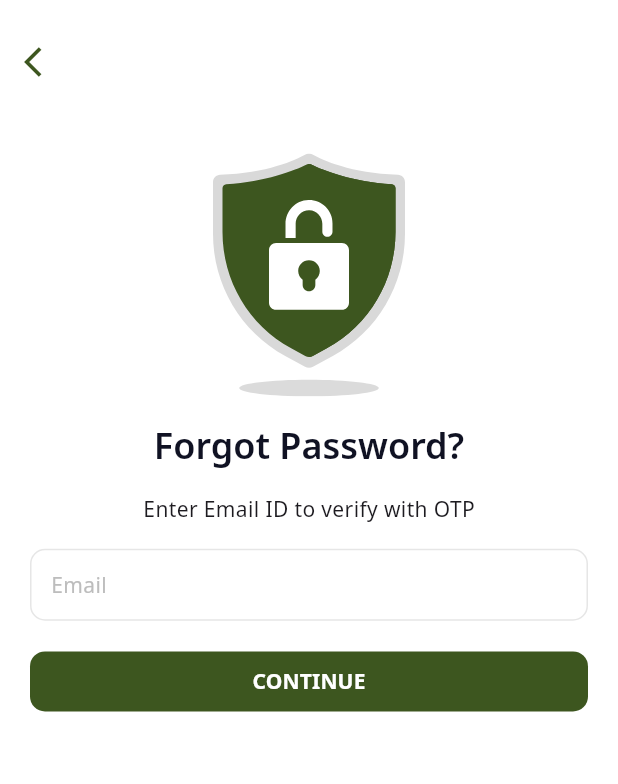
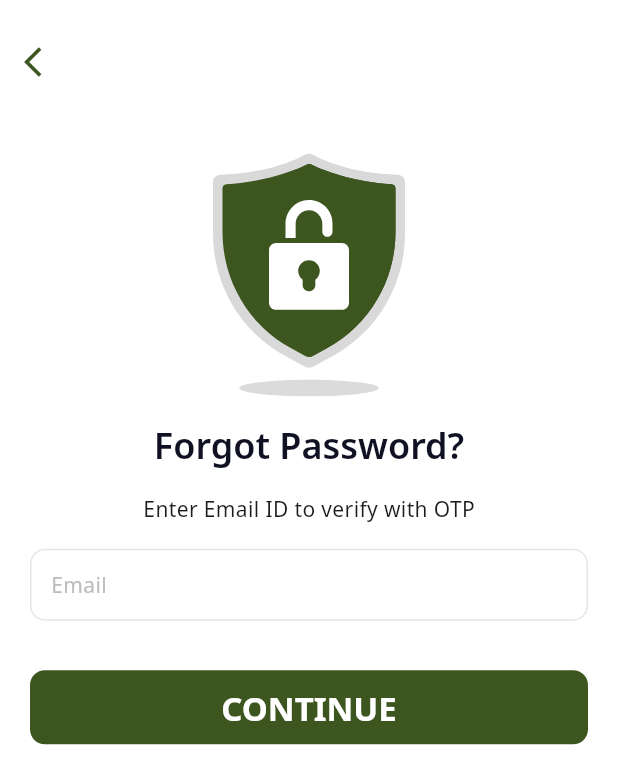
Before and after one commit to Maran8394/room_rental_flutter, a Flutter app: the screen it shows after launch, after a tap on "Forgot Password?", on a phone screen of 412 x 824 dp. Shown: the top 784 px of the screen. Run offline on Flutter 3.47's test engine with Material 3 defaults, Android fonts, the phone set to English and light mode, and no system bars; our stand-ins replace bloc, camera, dropdown_button2, file_picker, flutter_bloc, flutter_otp_text_field and 8 more; generated files the repository leaves out were written again; network calls fail; project files that could hold a hidden picture were left out.

Commit message:
height fixed

```diff
--- a/lib/screens/forgot_password.dart
+++ b/lib/screens/forgot_password.dart
@@ -110,9 +110,10 @@ class _ForgotPasswordState extends State<ForgotPassword> {
                     },
                   ),
                 ),
-                SizedBox(height: context.gapHeight),
+                SizedBox(height: context.gapHeight2),
                 SizedBox(
                   width: context.deviceWidth,
+                  height: context.buttonHeight,
                   child: CustomTextButton(
                     text: AppLocalizations.of(context)!
                         .forgotPasswordContinue
--- a/lib/screens/signin.dart
+++ b/lib/screens/signin.dart
@@ -53,6 +53,7 @@ class _SignInState extends State<SignIn> {
 
   @override
   Widget build(BuildContext context) {
+    Size size = MediaQuery.of(context).size;
     return Scaffold(
       backgroundColor: BrandingColors.backgroundColor,
       body: BlocConsumer<UserBloc, UserBlocState>(
@@ -141,7 +142,7 @@ class _SignInState extends State<SignIn> {
                         return null;
                       },
                     ),
-                    SizedBox(height: context.gapHeight),
+                    SizedBox(height: context.labelGap),
                     InputWidget(
                       maxLines: 1,
                       controller: _passwordController,
@@ -179,10 +180,11 @@ class _SignInState extends State<SignIn> {
                         return null;
                       },
                     ),
-                    SizedBox(height: context.gapHeight),
+                    SizedBox(height: context.gapHeight2),
                     Center(
                       child: SizedBox(
                         width: context.deviceWidth,
+                        height: context.buttonHeight,
                         child: CustomTextButton(
                           text: AppLocalizations.of(context)!.login,
                           onPressed: () {
@@ -205,10 +207,10 @@ class _SignInState extends State<SignIn> {
                       },
                       child: Text(
                         AppLocalizations.of(context)!.forgotPassword,
-                        style: const TextStyle(
-                          color: BrandingColors.textColor,
-                          decoration: TextDecoration.underline,
-                        ),
+                        style: Theme.of(context).textTheme.titleSmall!.copyWith(
+                              color: BrandingColors.textColor,
+                              decoration: TextDecoration.underline,
+                            ),
                       ),
                     ),
                   ],
--- a/lib/widgets/custom_text_button.dart
+++ b/lib/widgets/custom_text_button.dart
@@ -48,7 +48,7 @@ class CustomTextButton extends StatelessWidget {
       onPressed: onPressed,
       child: Text(
         text,
-        style: Theme.of(context).textTheme.labelLarge!.copyWith(
+        style: Theme.of(context).textTheme.titleLarge!.copyWith(
               color: texColor ?? BrandingColors.backgroundColor,
               fontWeight: FontWeight.bold,
             ),
```
Also changed, not shown: lib/screens/settings.dart (+29 -0 lines).
